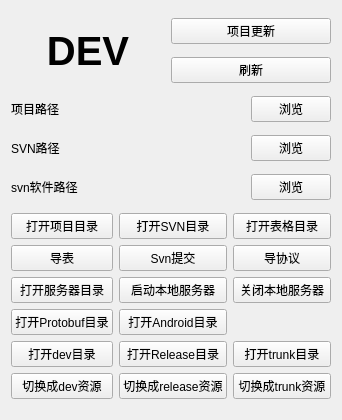
LianBai/PyTools, file TWTools/roommain.ui: the form before one commit.
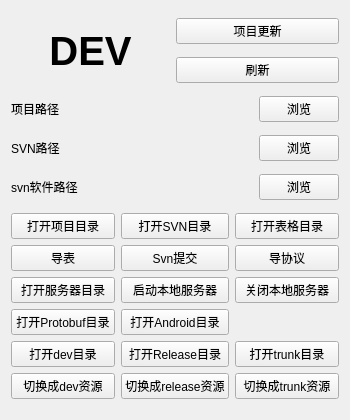
The form after the commit.

The edit to the form file:
```diff
--- a/TWTools/roommain.ui
+++ b/TWTools/roommain.ui
@@ -12,7 +12,7 @@
    <rect>
     <x>0</x>
     <y>0</y>
-    <width>342</width>
+    <width>350</width>
     <height>420</height>
    </rect>
   </property>
@@ -24,7 +24,7 @@
   </property>
   <property name="minimumSize">
    <size>
-    <width>342</width>
+    <width>350</width>
     <height>420</height>
    </size>
   </property>
```
Left out of the diff: 194 changed lines with no effect on the pictures.
